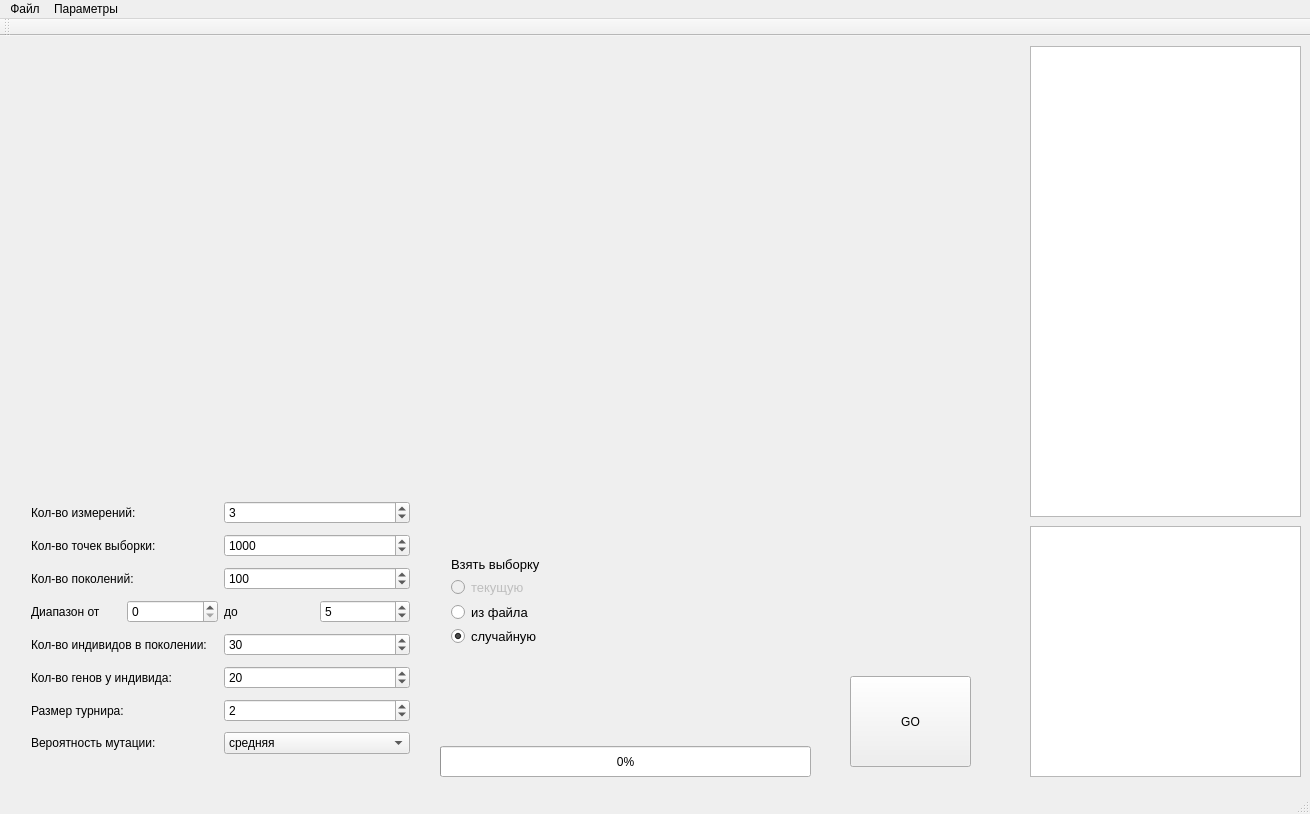
This is mainwindow.ui in qlDaN4ik/ScienceWork as Qt 5 draws it before an edit. The edited form follows.
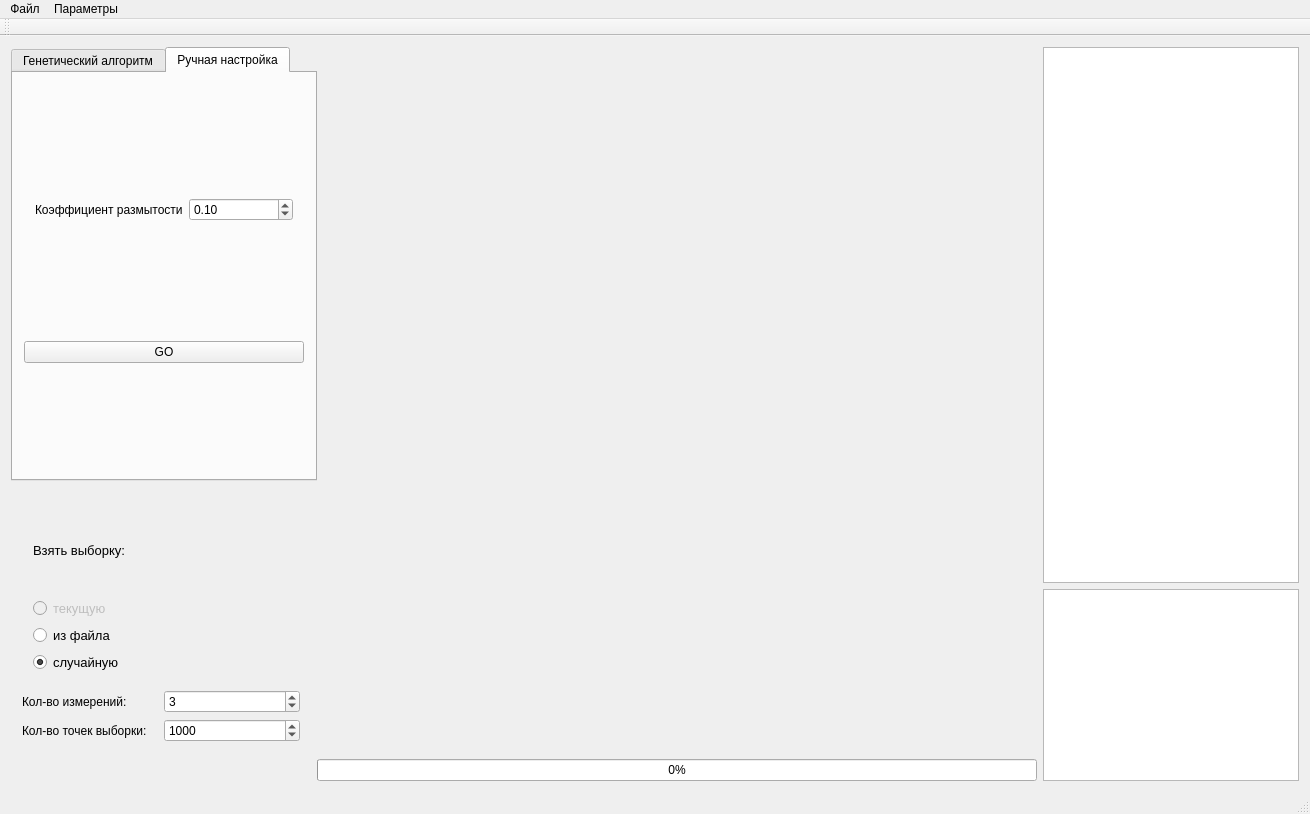
This is the edited form. The open tabs and pages were chosen to show the change. Custom widgets are drawn as their Qt base class.

```diff
--- a/mainwindow.ui
+++ b/mainwindow.ui
@@ -14,164 +14,26 @@
    <string>MainWindow</string>
   </property>
   <widget class="QWidget" name="centralWidget">
-   <widget class="QTextEdit" name="textEdit">
-    <property name="geometry">
-     <rect>
-      <x>1030</x>
-      <y>490</y>
-      <width>271</width>
-      <height>251</height>
-     </rect>
-    </property>
-   </widget>
-   <widget class="QCustomPlot" name="widget" native="true">
-    <property name="geometry">
-     <rect>
-      <x>30</x>
-      <y>10</y>
-      <width>881</width>
-      <height>421</height>
-     </rect>
-    </property>
-   </widget>
-   <widget class="QPushButton" name="pushButton">
-    <property name="geometry">
-     <rect>
-      <x>850</x>
-      <y>640</y>
-      <width>121</width>
-      <height>91</height>
-     </rect>
-    </property>
-    <property name="text">
-     <string>GO</string>
-    </property>
-   </widget>
-   <widget class="QTableView" name="tableView">
-    <property name="geometry">
-     <rect>
-      <x>1030</x>
-      <y>10</y>
-      <width>271</width>
-      <height>471</height>
-     </rect>
-    </property>
-   </widget>
-   <widget class="QWidget" name="widget_2" native="true">
-    <property name="geometry">
-     <rect>
-      <x>440</x>
-      <y>510</y>
-      <width>111</width>
-      <height>111</height>
-     </rect>
-    </property>
-    <layout class="QVBoxLayout" name="verticalLayout">
+   <layout class="QGridLayout" name="gridLayout">
+    <item row="0" column="0" colspan="2">
+     <widget class="QTabWidget" name="tabWidget">
+      <property name="currentIndex">
+       <number>0</number>
+      </property>
+      <widget class="QWidget" name="tab">
+       <attribute name="title">
+        <string>Генетический алгоритм</string>
+       </attribute>
+       <layout class="QVBoxLayout" name="verticalLayout_4">
      <item>
-      <widget class="QLabel" name="label">
-       <property name="font">
-        <font>
-         <pointsize>10</pointsize>
-        </font>
-       </property>
-       <property name="text">
-        <string>Взять выборку:</string>
-       </property>
-      </widget>
-     </item>
-     <item>
-      <widget class="QRadioButton" name="currentRadio">
-       <property name="enabled">
-        <bool>false</bool>
-       </property>
-       <property name="font">
-        <font>
-         <pointsize>10</pointsize>
-        </font>
-       </property>
-       <property name="text">
-        <string>текущую</string>
-       </property>
-      </widget>
-     </item>
-     <item>
-      <widget class="QRadioButton" name="fileRadio">
-       <property name="font">
-        <font>
-         <pointsize>10</pointsize>
-        </font>
-       </property>
-       <property name="text">
-        <string>из файла</string>
-       </property>
-      </widget>
-     </item>
-     <item>
-      <widget class="QRadioButton" name="randomRadio">
-       <property name="font">
-        <font>
-         <pointsize>10</pointsize>
-        </font>
-       </property>
-       <property name="text">
-        <string>случайную</string>
-       </property>
-       <property name="checked">
-        <bool>true</bool>
-       </property>
-      </widget>
-     </item>
-    </layout>
-   </widget>
    <widget class="QWidget" name="widget_3" native="true">
-    <property name="geometry">
-     <rect>
-      <x>20</x>
-      <y>450</y>
-      <width>401</width>
-      <height>291</height>
-     </rect>
+          <property name="sizePolicy">
+           <sizepolicy hsizetype="Expanding" vsizetype="Maximum">
+            <horstretch>0</horstretch>
+            <verstretch>0</verstretch>
+           </sizepolicy>
     </property>
     <layout class="QVBoxLayout" name="verticalLayout_2">
-     <item>
-      <layout class="QHBoxLayout" name="componentNumber">
-       <item>
-        <widget class="QLabel" name="label_2">
-         <property name="text">
-          <string>Кол-во измерений:</string>
-         </property>
-        </widget>
-       </item>
-       <item>
-        <widget class="QSpinBox" name="componentNumberSpin">
-         <property name="value">
-          <number>3</number>
-         </property>
-        </widget>
-       </item>
-      </layout>
-     </item>
-     <item>
-      <layout class="QHBoxLayout" name="horizontalLayout_4">
-       <item>
-        <widget class="QLabel" name="label_5">
-         <property name="text">
-          <string>Кол-во точек выборки:</string>
-         </property>
-        </widget>
-       </item>
-       <item>
-        <widget class="QSpinBox" name="selectCountSpin">
-         <property name="maximum">
-          <number>10000</number>
-         </property>
-         <property name="value">
-          <number>1000</number>
-         </property>
-        </widget>
-       </item>
-      </layout>
-     </item>
      <item>
       <layout class="QHBoxLayout" name="horizontalLayout_5">
        <item>
@@ -310,19 +172,229 @@
      </item>
     </layout>
    </widget>
+        </item>
+        <item>
+         <widget class="QPushButton" name="geneticButton">
+          <property name="text">
+           <string>GO</string>
+          </property>
+         </widget>
+        </item>
+       </layout>
+      </widget>
+      <widget class="QWidget" name="tab_2">
+       <attribute name="title">
+        <string>Ручная настройка</string>
+       </attribute>
+       <layout class="QVBoxLayout" name="verticalLayout_6">
+        <item>
+         <widget class="QWidget" name="widget_5" native="true">
+          <property name="sizePolicy">
+           <sizepolicy hsizetype="Expanding" vsizetype="Maximum">
+            <horstretch>0</horstretch>
+            <verstretch>0</verstretch>
+           </sizepolicy>
+          </property>
+          <layout class="QVBoxLayout" name="verticalLayout_5">
+           <item>
+            <layout class="QHBoxLayout" name="horizontalLayout_11">
+             <item>
+              <widget class="QLabel" name="label_13">
+               <property name="text">
+                <string>Коэффициент размытости</string>
+               </property>
+              </widget>
+             </item>
+             <item>
+              <widget class="QDoubleSpinBox" name="bandwidthSpin">
+               <property name="value">
+                <double>0.100000000000000</double>
+               </property>
+              </widget>
+             </item>
+            </layout>
+           </item>
+          </layout>
+         </widget>
+        </item>
+        <item>
+         <widget class="QPushButton" name="manuallyButton">
+          <property name="text">
+           <string>GO</string>
+          </property>
+         </widget>
+        </item>
+       </layout>
+      </widget>
+     </widget>
+    </item>
+    <item row="0" column="2">
+     <widget class="QCustomPlot" name="widget" native="true">
+      <property name="sizePolicy">
+       <sizepolicy hsizetype="Expanding" vsizetype="Expanding">
+        <horstretch>0</horstretch>
+        <verstretch>0</verstretch>
+       </sizepolicy>
+      </property>
+      <property name="minimumSize">
+       <size>
+        <width>400</width>
+        <height>200</height>
+       </size>
+      </property>
+     </widget>
+    </item>
+    <item row="0" column="3" rowspan="2">
+     <widget class="QTableView" name="tableView">
+      <property name="sizePolicy">
+       <sizepolicy hsizetype="Maximum" vsizetype="Expanding">
+        <horstretch>0</horstretch>
+        <verstretch>0</verstretch>
+       </sizepolicy>
+      </property>
+      <property name="minimumSize">
+       <size>
+        <width>200</width>
+        <height>400</height>
+       </size>
+      </property>
+     </widget>
+    </item>
+    <item row="1" column="0" rowspan="2">
+     <widget class="QWidget" name="widget_4" native="true">
+      <property name="sizePolicy">
+       <sizepolicy hsizetype="Minimum" vsizetype="Preferred">
+        <horstretch>0</horstretch>
+        <verstretch>0</verstretch>
+       </sizepolicy>
+      </property>
+      <property name="minimumSize">
+       <size>
+        <width>300</width>
+        <height>180</height>
+       </size>
+      </property>
+      <layout class="QVBoxLayout" name="verticalLayout_3">
+       <item>
+        <widget class="QWidget" name="widget_2" native="true">
+         <layout class="QVBoxLayout" name="verticalLayout">
+          <item>
+           <widget class="QLabel" name="label">
+            <property name="font">
+             <font>
+              <pointsize>10</pointsize>
+             </font>
+            </property>
+            <property name="text">
+             <string>Взять выборку:</string>
+            </property>
+           </widget>
+          </item>
+          <item>
+           <widget class="QRadioButton" name="currentRadio">
+            <property name="enabled">
+             <bool>false</bool>
+            </property>
+            <property name="font">
+             <font>
+              <pointsize>10</pointsize>
+             </font>
+            </property>
+            <property name="text">
+             <string>текущую</string>
+            </property>
+           </widget>
+          </item>
+          <item>
+           <widget class="QRadioButton" name="fileRadio">
+            <property name="font">
+             <font>
+              <pointsize>10</pointsize>
+             </font>
+            </property>
+            <property name="text">
+             <string>из файла</string>
+            </property>
+           </widget>
+          </item>
+          <item>
+           <widget class="QRadioButton" name="randomRadio">
+            <property name="font">
+             <font>
+              <pointsize>10</pointsize>
+             </font>
+            </property>
+            <property name="text">
+             <string>случайную</string>
+            </property>
+            <property name="checked">
+             <bool>true</bool>
+            </property>
+           </widget>
+          </item>
+         </layout>
+        </widget>
+       </item>
+       <item>
+        <layout class="QHBoxLayout" name="componentNumber">
+         <item>
+          <widget class="QLabel" name="componentNumberLabel">
+           <property name="text">
+            <string>Кол-во измерений:</string>
+           </property>
+          </widget>
+         </item>
+         <item>
+          <widget class="QSpinBox" name="componentNumberSpin">
+           <property name="value">
+            <number>3</number>
+           </property>
+          </widget>
+         </item>
+        </layout>
+       </item>
+       <item>
+        <layout class="QHBoxLayout" name="horizontalLayout_10">
+         <item>
+          <widget class="QLabel" name="selectCountLabel">
+           <property name="text">
+            <string>Кол-во точек выборки:</string>
+           </property>
+          </widget>
+         </item>
+         <item>
+          <widget class="QSpinBox" name="selectCountSpin">
+           <property name="maximum">
+            <number>10000</number>
+           </property>
+           <property name="value">
+            <number>1000</number>
+           </property>
+          </widget>
+         </item>
+        </layout>
+       </item>
+      </layout>
+     </widget>
+    </item>
+    <item row="2" column="3" rowspan="2">
+     <widget class="QTextEdit" name="textEdit">
+      <property name="sizePolicy">
+       <sizepolicy hsizetype="Maximum" vsizetype="Maximum">
+        <horstretch>0</horstretch>
+        <verstretch>0</verstretch>
+       </sizepolicy>
+      </property>
+     </widget>
+    </item>
+    <item row="3" column="1" colspan="2">
    <widget class="QProgressBar" name="progressBar">
-    <property name="geometry">
-     <rect>
-      <x>440</x>
-      <y>710</y>
-      <width>371</width>
-      <height>31</height>
-     </rect>
-    </property>
     <property name="value">
      <number>0</number>
     </property>
    </widget>
+    </item>
+   </layout>
   </widget>
   <widget class="QMenuBar" name="menuBar">
    <property name="geometry">
```
Lines whose indentation alone changed are shown as unchanged.
